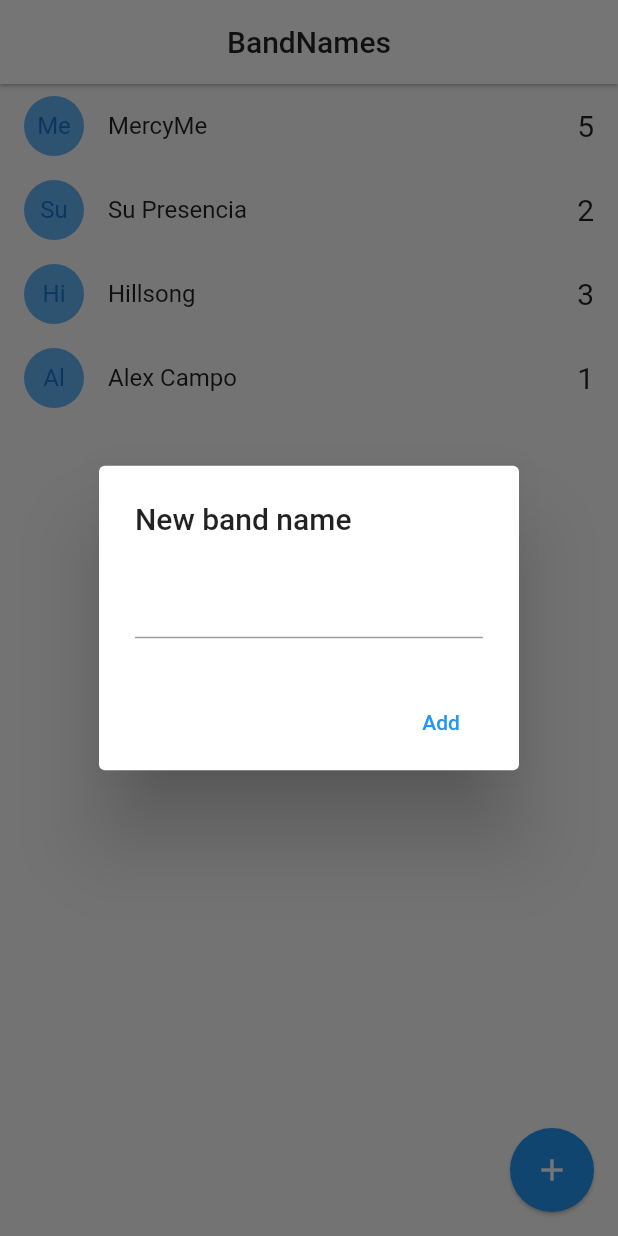
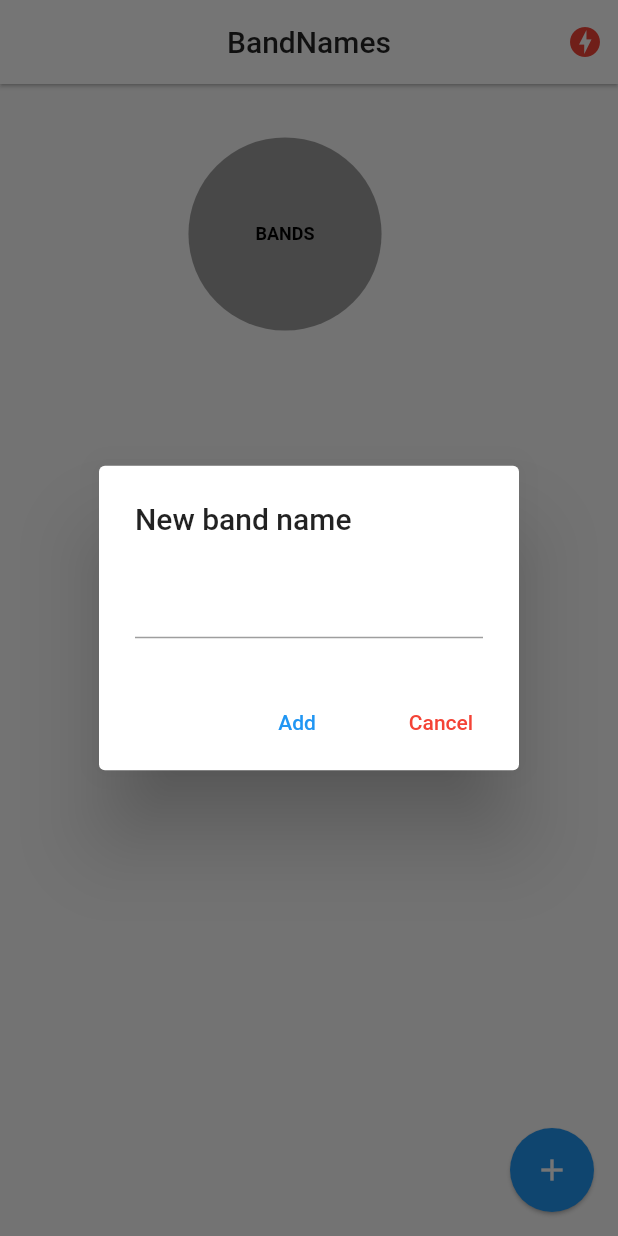
Before and after one commit to jloboguerrero/flutter-bandnames-socket, a Flutter app: the screen it shows after launch, after a tap on the "add" icon, on a phone screen of 412 x 824 dp. Run offline on Flutter 3.47's test engine with Material 2 defaults, Android fonts, the phone set to English and light mode, and no system bars; drawn by our look-alikes of pie_chart; our stand-ins replace socket_io_client; network calls fail.

Commit message:
App Terminada

```diff
--- a/lib/main.dart
+++ b/lib/main.dart
@@ -1,16 +1,27 @@
 import 'package:flutter/material.dart';
 import 'package:flutter_application_1/pages/home.dart';
+import 'package:flutter_application_1/pages/status.dart';
+import 'package:flutter_application_1/services/socket_service.dart';
+import 'package:provider/provider.dart';
 
 void main() => runApp(MyApp());
 
 class MyApp extends StatelessWidget {
   @override
   Widget build(BuildContext context) {
-    return MaterialApp(
-      debugShowCheckedModeBanner: false,
-      title: 'Material App',
-      initialRoute: 'home',
-      routes: {'home': (_) => HomePage()},
+    return MultiProvider(
+      providers: [
+        ChangeNotifierProvider(create: (_) => SocketService()),
+      ],
+      child: MaterialApp(
+        debugShowCheckedModeBanner: false,
+        title: 'Material App',
+        initialRoute: 'home',
+        routes: {
+          'home': (_) => HomePage(),
+          'status': (_) => StatusPage(),
+        },
+      ),
     );
   }
 }
--- a/lib/models/band.dart
+++ b/lib/models/band.dart
@@ -5,6 +5,8 @@ class Band {
 
   Band({this.id, this.name, this.votes});
 
-  factory Band.fromMap(Map<String, dynamic> obj) =>
-      Band(id: obj['id'], name: obj['name'], votes: obj['votes']);
+  factory Band.fromMap(Map<String, dynamic> obj) => Band(
+      id: obj.containsKey('id') ? obj['id'] : 'no-id',
+      name: obj.containsKey('name') ? obj['name'] : 'no-name',
+      votes: obj.containsKey('votes') ? obj['votes'] : 'no-votes');
 }
--- a/lib/pages/home.dart
+++ b/lib/pages/home.dart
@@ -2,8 +2,11 @@ import 'dart:io';
 
 import 'package:flutter/cupertino.dart';
 import 'package:flutter/material.dart';
+import 'package:provider/provider.dart';
+import 'package:pie_chart/pie_chart.dart';
 
 import 'package:flutter_application_1/models/band.dart';
+import 'package:flutter_application_1/services/socket_service.dart';
 
 class HomePage extends StatefulWidget {
   @override
@@ -12,14 +15,39 @@ class HomePage extends StatefulWidget {
 
 class _HomePageState extends State<HomePage> {
   List<Band> bands = [
-    Band(id: '1', name: 'MercyMe', votes: 5),
-    Band(id: '2', name: 'Su Presencia', votes: 2),
-    Band(id: '3', name: 'Hillsong', votes: 3),
-    Band(id: '4', name: 'Alex Campo', votes: 1),
+    // Band(id: '1', name: 'MercyMe', votes: 5),
+    // Band(id: '2', name: 'Su Presencia', votes: 2),
+    // Band(id: '3', name: 'Hillsong', votes: 3),
+    // Band(id: '4', name: 'Alex Campo', votes: 1),
   ];
 
   @override
+  void initState() {
+    // TODO: implement initState
+    final socketService = Provider.of<SocketService>(context, listen: false);
+
+    socketService.socket.on('active-bands', _handleActiveBands);
+
+    super.initState();
+  }
+
+  void _handleActiveBands(dynamic payload) {
+    this.bands = (payload as List).map((band) => Band.fromMap(band)).toList();
+
+    setState(() {});
+  }
+
+  @override
+  void dispose() {
+    final socketService = Provider.of<SocketService>(context, listen: false);
+    socketService.socket.off('active-bands');
+    super.dispose();
+  }
+
+  @override
   Widget build(BuildContext context) {
+    final socketService = Provider.of<SocketService>(context);
+
     return Scaffold(
       appBar: AppBar(
         title: Text(
@@ -29,10 +57,29 @@ class _HomePageState extends State<HomePage> {
         backgroundColor: Colors.white,
         centerTitle: true,
         elevation: 1,
+        actions: <Widget>[
+          Container(
+            margin: EdgeInsets.only(right: 10),
+            child:
+                //Icon(
+                //Icons.check_circle, color: Colors.blue[300],
+                //Icons.offline_bolt, color: Colors.red,
+                (socketService.serverStatus == ServerStatus.Online)
+                    ? Icon(Icons.check_circle, color: Colors.blue[300])
+                    : Icon(Icons.offline_bolt, color: Colors.red),
+          ),
+        ],
       ),
-      body: ListView.builder(
-        itemCount: bands.length,
-        itemBuilder: (context, i) => _bandTile(bands[i]),
+      body: Column(
+        children: <Widget>[
+          _showGraph(),
+          Expanded(
+            child: ListView.builder(
+              itemCount: bands.length,
+              itemBuilder: (context, i) => _bandTile(bands[i]),
+            ),
+          ),
+        ],
       ),
       floatingActionButton: FloatingActionButton(
         child: Icon(Icons.add),
@@ -43,12 +90,15 @@ class _HomePageState extends State<HomePage> {
   }
 
   Widget _bandTile(Band band) {
+    final socketService = Provider.of<SocketService>(context, listen: false);
+
     return Dismissible(
       key: Key(band.id),
       direction: DismissDirection.startToEnd,
       onDismissed: (direction) {
         print('direccion: $direction');
         print('id: ${band.id}');
+        socketService.socket.emit('delete-band', {'id': band.id});
       },
       background: Container(
         padding: EdgeInsets.only(left: 8.0),
@@ -72,7 +122,8 @@ class _HomePageState extends State<HomePage> {
           style: TextStyle(fontSize: 20),
         ),
         onTap: () {
-          print(band.name);
+          print(band.id);
+          socketService.socket.emit('vote-band', {'id': band.id});
         },
       ),
     );
@@ -97,6 +148,12 @@ class _HomePageState extends State<HomePage> {
                   elevation: 5,
                   textColor: Colors.blue,
                   onPressed: () => addBandToList(textController.text),
+                ),
+                MaterialButton(
+                  child: Text('Cancel'),
+                  elevation: 5,
+                  textColor: Colors.red,
+                  onPressed: () => Navigator.pop(context),
                 ),
               ],
             );
@@ -130,13 +187,69 @@ class _HomePageState extends State<HomePage> {
 
   void addBandToList(String name) {
     if (name.length > 1) {
+      print(name);
       //Podemos agregar
-      this
-          .bands
-          .add(new Band(id: DateTime.now().toString(), name: name, votes: 0));
-      setState(() {});
+      //this.bands.add(new Band(id: DateTime.now().toString(), name: name, votes: 0));
+      //setState(() {});
+      // Tarea: Emitir: 'add-band' con { name: name }
+      final socketService = Provider.of<SocketService>(context, listen: false);
+      socketService.socket.emit('add-band', {'name': name});
     }
 
     Navigator.pop(context);
   }
+
+  //Mostrar gráfica
+  Widget _showGraph() {
+    // Map<String, double> dataMap = {
+    //   "Flutter": 5,
+    //   "React": 3,
+    //   "Xamarin": 2,
+    //   "Ionic": 2,
+    // };
+    Map<String, double> dataMap = new Map();
+    bands.forEach((band) {
+      dataMap.putIfAbsent(band.name, () => band.votes.toDouble());
+    });
+
+    final List<Color> colorList = [
+      Colors.blue[50],
+      Colors.blue[200],
+      Colors.pink[50],
+      Colors.blue[200],
+      Colors.yellow[50],
+      Colors.yellow[200],
+    ];
+
+    return Container(
+      width: double.infinity,
+      height: 200,
+      child: PieChart(
+        dataMap: dataMap,
+        animationDuration: Duration(milliseconds: 800),
+        chartLegendSpacing: 32,
+        chartRadius: MediaQuery.of(context).size.width / 3.2,
+        colorList: colorList,
+        initialAngleInDegree: 0,
+        chartType: ChartType.disc,
+        ringStrokeWidth: 32,
+        centerText: "BANDS",
+        legendOptions: LegendOptions(
+          showLegendsInRow: false,
+          legendPosition: LegendPosition.right,
+          showLegends: true,
+          //legendShape: _BoxShape.circle,
+          legendTextStyle: TextStyle(
+            fontWeight: FontWeight.bold,
+          ),
+        ),
+        chartValuesOptions: ChartValuesOptions(
+          showChartValueBackground: false,
+          showChartValues: true,
+          showChartValuesInPercentage: false,
+          showChartValuesOutside: false,
+        ),
+      ),
+    );
+  }
 }
--- /dev/null
+++ b/lib/services/socket_service.dart
@@ -0,0 +1,45 @@
+import 'package:flutter/cupertino.dart';
+
+import 'package:flutter/material.dart';
+import 'package:socket_io_client/socket_io_client.dart' as IO;
+
+enum ServerStatus { Online, Offline, Connecting }
+
+class SocketService with ChangeNotifier {
+  ServerStatus _serverStatus = ServerStatus.Connecting;
+  IO.Socket _socket;
+
+  ServerStatus get serverStatus => this._serverStatus;
+  IO.Socket get socket => this._socket;
+
+  SocketService() {
+    this._initConfig();
+  }
+
+  void _initConfig() {
+    // Dart client
+    this._socket = IO.io('http://192.168.0.7:3000/', {
+      'transports': ['websocket'],
+      'autoConnect': true
+    });
+
+    this._socket.on('connect', (_) {
+      print('connect!!! o');
+      this._serverStatus = ServerStatus.Online;
+      notifyListeners();
+    });
+
+    this._socket.onDisconnect((_) {
+      print('disconnect!! e');
+      this._serverStatus = ServerStatus.Offline;
+      notifyListeners();
+    });
+
+    // socket.on('nuevo-mensaje', (payload) {
+    //   print('nuevo-mensaje: $payload');
+    //   print('nombre: ' + payload['nombre']);
+    //   print('mensaje: ' + payload['mensaje']);
+    //   print(payload.containsKey('mensaje2') ? payload['mensaje2'] : 'No hay');
+    // });
+  }
+}
--- a/pubspec.yaml
+++ b/pubspec.yaml
@@ -28,6 +28,9 @@ dependencies:
   # The following adds the Cupertino Icons font to your application.
   # Use with the CupertinoIcons class for iOS style icons.
   cupertino_icons: ^1.0.0
+  socket_io_client: ^0.9.10
+  provider: ^4.3.2+3
+  pie_chart: ^4.0.1
 
 dev_dependencies:
   flutter_test:
```
Also changed, not shown: lib/pages/status.dart (added, +30 -0 lines), pubspec.lock.
